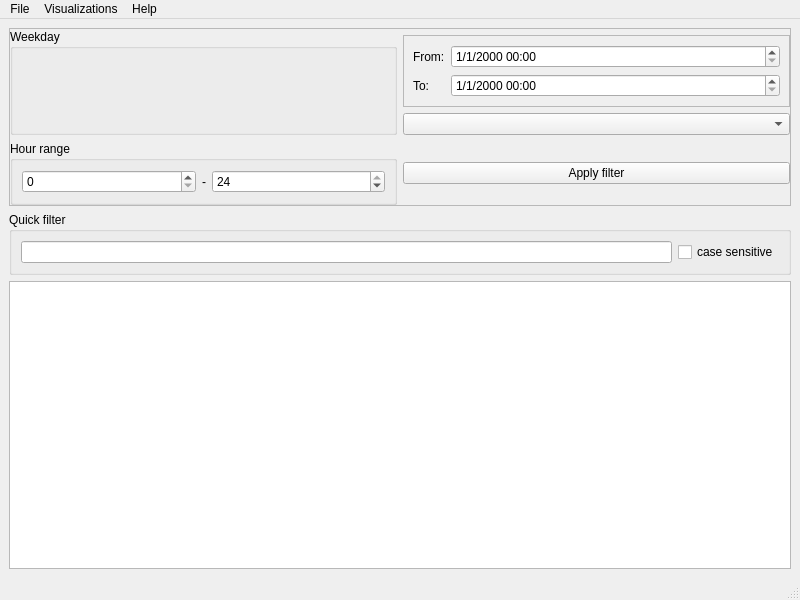
loganek/workertracker, file src/analyzer/qtanalyzerwindow.ui: the form before one commit.
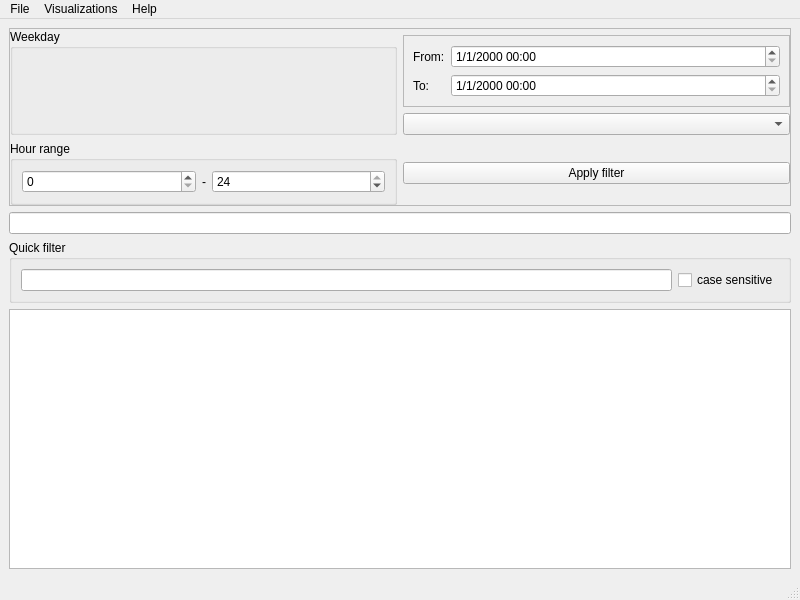
The form after the commit.

Commit message: analyzer: add secret mode (query parser)

The edit to the form file:
```diff
--- a/src/analyzer/qtanalyzerwindow.ui
+++ b/src/analyzer/qtanalyzerwindow.ui
@@ -154,6 +154,9 @@
       </layout>
      </widget>
     </item>
+    <item>
+     <widget class="QLineEdit" name="secretExpressionLineEdit"/>
+    </item>
     <item>
      <widget class="QGroupBox" name="groupBox">
       <property name="title">
```
The commit also changes 4 other files.
